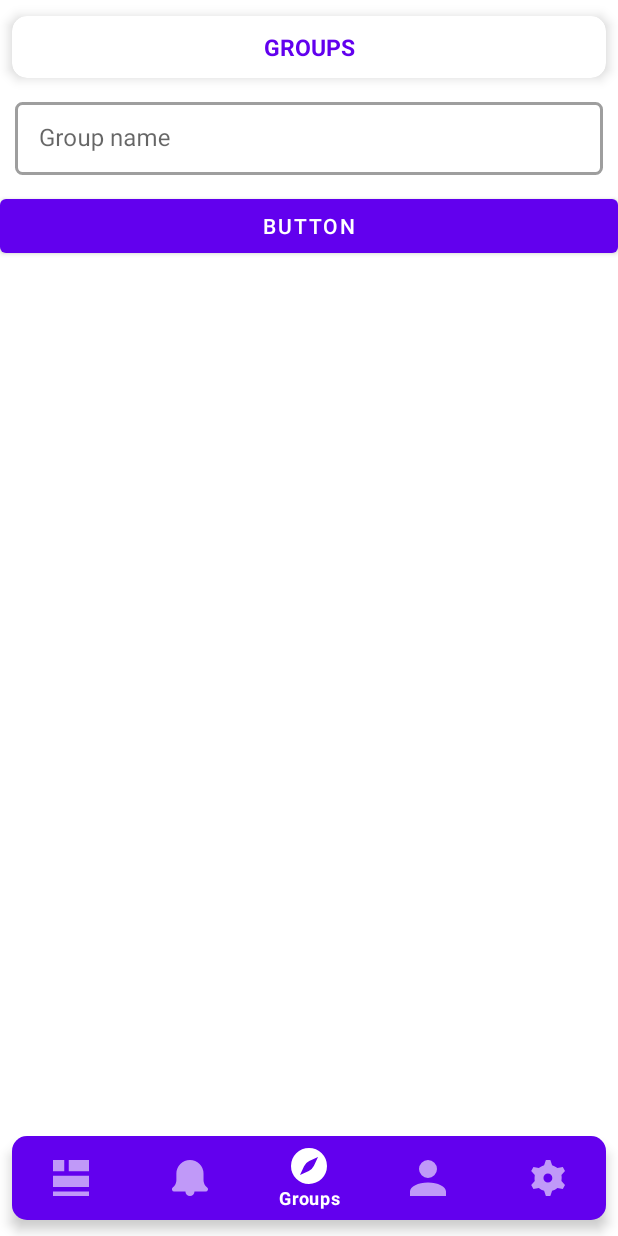
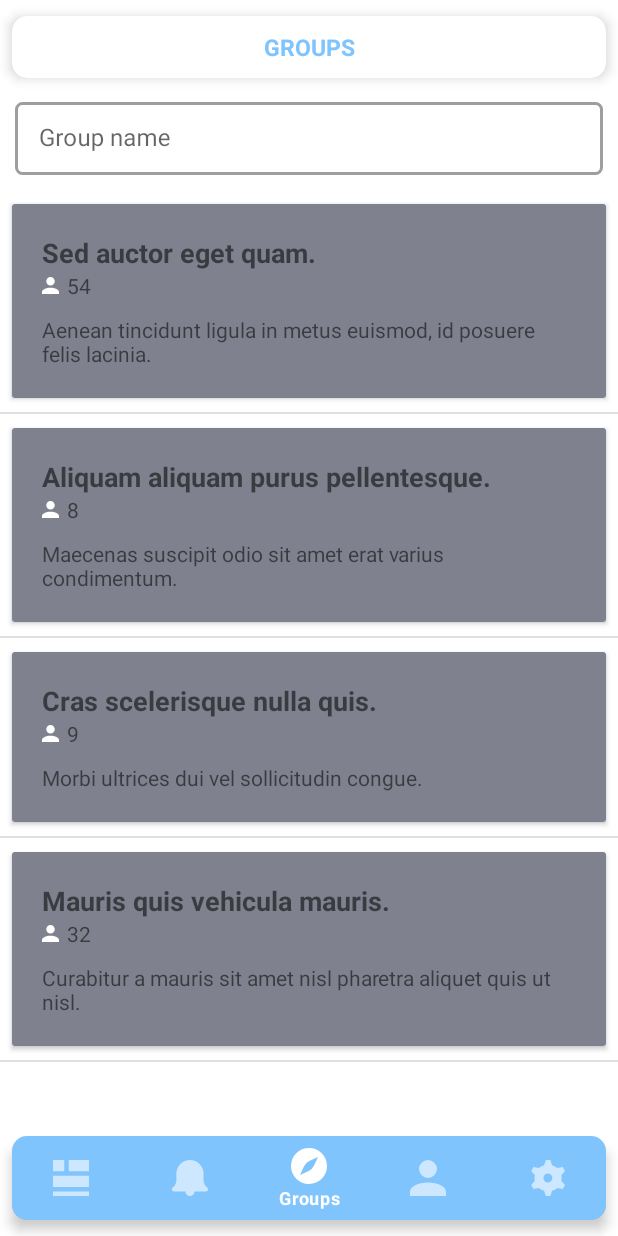
Before and after one commit to Ye0l/AndroidProject, an Android app: the MainMenu screen opened directly, with no data from a screen before it, item 3 of the bottom bar chosen, on a phone screen of 412 x 824 dp. Run offline under Robolectric (Android 15) with nearby library versions, the phone set to English and light mode, and no system bars.

Commit message:
그룹 커스텀리스트 업데이트

```diff
--- a/app/src/main/java/com/example/androidproject/CreateAccount.java
+++ b/app/src/main/java/com/example/androidproject/CreateAccount.java
@@ -82,8 +82,7 @@ public class CreateAccount extends AppCompatActivity {
                 } else {
                     tlPwd.setErrorEnabled(false);
                     tlPwd.setError(null);
-                    submitCheck[1] = true;
-                }
+
                     if(!(etPwdCheck.getText().toString().equals(etPwd.getText().toString()))) {
                         tlPwdCheck.setError("패스워드를 확인해주세요.");
                         submitCheck[1] = false;
@@ -91,6 +90,7 @@ public class CreateAccount extends AppCompatActivity {
                         tlPwdCheck.setErrorEnabled(false);
                         tlPwdCheck.setError(null);
                         submitCheck[1] = true;
+                    }
                 }
                 submitEnable();
             }
@@ -114,7 +114,7 @@ public class CreateAccount extends AppCompatActivity {
                 } else {
                     tlPwdCheck.setErrorEnabled(false);
                     tlPwdCheck.setError(null);
-                    submitCheck[1] = true;
+                    if(etPwd.length() >= 8) submitCheck[1] = true;
                 }
                 submitEnable();
             }
--- /dev/null
+++ b/app/src/main/java/com/example/androidproject/GroupListAdapter.java
@@ -0,0 +1,62 @@
+package com.example.androidproject;
+
+import android.content.Context;
+import android.view.LayoutInflater;
+import android.view.View;
+import android.view.ViewGroup;
+import android.widget.BaseAdapter;
+import android.widget.TextView;
+
+import java.util.ArrayList;
+
+public class GroupListAdapter extends BaseAdapter {
+    ArrayList<GroupListItem> groupListItems = new ArrayList<GroupListItem>();
+
+    @Override
+    public int getCount() {
+        return groupListItems.size();
+    }
+
+    @Override
+    public Object getItem(int position) {
+        return groupListItems.get(position);
+    }
+
+    @Override
+    public long getItemId(int position) {
+        return position;
+    }
+
+    @Override
+    public View getView(int position, View convertView, ViewGroup parent) {
+        final int pos = position;
+        final Context context = parent.getContext();
+
+        if(convertView == null) {
+            LayoutInflater inflater = (LayoutInflater) context.getSystemService(Context.LAYOUT_INFLATER_SERVICE);
+            convertView = inflater.inflate(R.layout.group_listview_item, parent, false);
+        }
+
+        TextView groupTitle = (TextView) convertView.findViewById(R.id.listItemGroupTitle);
+        TextView memberCount = (TextView) convertView.findViewById(R.id.listItemMemberCount);
+        TextView groupIntro = (TextView) convertView.findViewById(R.id.listItemGroupIntro);
+
+        GroupListItem groupListItem = groupListItems.get(position);
+
+        groupTitle.setText(groupListItem.getName());
+        memberCount.setText(String.valueOf(groupListItem.getMembercount()));
+        groupIntro.setText(groupListItem.getIntroduce());
+
+        return convertView;
+    }
+
+    public void addItem(String title, Integer membercount, String intro) {
+        GroupListItem item = new GroupListItem();
+
+        item.setName(title);
+        item.setMembercount(membercount);
+        item.setIntroduce(intro);
+
+        groupListItems.add(item);
+    }
+}
--- /dev/null
+++ b/app/src/main/java/com/example/androidproject/GroupListItem.java
@@ -0,0 +1,31 @@
+package com.example.androidproject;
+
+public class GroupListItem {
+    String name;
+    String introduce;
+    Integer membercount;
+
+    public String getName() {
+        return name;
+    }
+
+    public void setName(String name) {
+        this.name = name;
+    }
+
+    public String getIntroduce() {
+        return introduce;
+    }
+
+    public void setIntroduce(String introduce) {
+        this.introduce = introduce;
+    }
+
+    public Integer getMembercount() {
+        return membercount;
+    }
+
+    public void setMembercount(Integer membercount) {
+        this.membercount = membercount;
+    }
+}
--- a/app/src/main/java/com/example/androidproject/GroupMain.java
+++ b/app/src/main/java/com/example/androidproject/GroupMain.java
@@ -6,10 +6,12 @@ import androidx.drawerlayout.widget.DrawerLayout;
 
 import android.os.Bundle;
 import android.view.View;
+import android.widget.TextView;
 
 public class GroupMain extends AppCompatActivity {
     private DrawerLayout drawerLayout;
     private View sideBar;
+    private TextView groupName, memberCount;
 
     @Override
     protected void onCreate(Bundle savedInstanceState) {
@@ -18,6 +20,11 @@ public class GroupMain extends AppCompatActivity {
 
         drawerLayout = (DrawerLayout)findViewById(R.id.group_dl);
         sideBar = (View)findViewById(R.id.sideBar);
+        groupName = findViewById(R.id.sideBarGroupName);
+        memberCount = findViewById(R.id.sideBarMemberCount);
+
+        groupName.setText(getIntent().getStringExtra("TITLE"));
+        memberCount.setText(getIntent().getStringExtra("COUNT"));
 
         drawerLayout.addDrawerListener(new DrawerLayout.DrawerListener() {
             @Override
--- a/app/src/main/java/com/example/androidproject/fragment_groups.java
+++ b/app/src/main/java/com/example/androidproject/fragment_groups.java
@@ -8,22 +8,52 @@ import androidx.fragment.app.Fragment;
 import android.view.LayoutInflater;
 import android.view.View;
 import android.view.ViewGroup;
+import android.widget.AdapterView;
 import android.widget.Button;
+import android.widget.ListView;
+import android.widget.Toast;
 
 public class fragment_groups extends Fragment {
+    ListView listView;
+
     @Override
     public View onCreateView(LayoutInflater inflater, ViewGroup container,
                              Bundle savedInstanceState) {
         // Inflate the layout for this fragment
         View view = inflater.inflate(R.layout.fragment_groups, container, false);
-        Button btn = view.findViewById(R.id.button3);
-        btn.setOnClickListener(new View.OnClickListener() {
+
+        GroupListAdapter adapter = new GroupListAdapter();
+        listView = view.findViewById(R.id.groups_lv);
+        listView.setAdapter(adapter);
+
+        String[] groupNames = {"Sed auctor eget quam.", "Aliquam aliquam purus pellentesque.", "Cras scelerisque nulla quis.", "Mauris quis vehicula mauris."};
+        Integer[] memberCounts = {54, 8, 9, 32};
+        String[] groupIntros = {"Aenean tincidunt ligula in metus euismod, id posuere felis lacinia.", "Maecenas suscipit odio sit amet erat varius condimentum.", "Morbi ultrices dui vel sollicitudin congue.", "Curabitur a mauris sit amet nisl pharetra aliquet quis ut nisl."};
+
+        for(int i = 0; i < groupNames.length; i++) {
+            adapter.addItem(groupNames[i], memberCounts[i], groupIntros[i]);
+        }
+
+        listView.setOnItemClickListener(new AdapterView.OnItemClickListener() {
             @Override
-            public void onClick(View v) {
+            public void onItemClick(AdapterView<?> parent, View view, int position, long id) {
                 Intent intent = new Intent(view.getContext(), GroupMain.class);
+                GroupListItem item = (GroupListItem) parent.getItemAtPosition(position);
+                intent.putExtra("TITLE", item.getName());
+                intent.putExtra("COUNT", String.valueOf(item.getMembercount()));
+                intent.putExtra("INTRO", item.getIntroduce());
                 startActivity(intent);
             }
         });
+
+//        Button btn = view.findViewById(R.id.button3);
+//        btn.setOnClickListener(new View.OnClickListener() {
+//            @Override
+//            public void onClick(View v) {
+//                Intent intent = new Intent(view.getContext(), GroupMain.class);
+//                startActivity(intent);
+//            }
+//        });
 
 
         return view;
--- a/app/src/main/res/layout/activity_main_menu.xml
+++ b/app/src/main/res/layout/activity_main_menu.xml
@@ -34,8 +34,8 @@
         android:id="@+id/frameLayout"
         android:layout_width="match_parent"
         android:layout_height="0dp"
-        app:layout_constraintTop_toBottomOf="@id/cardView"
-        app:layout_constraintBottom_toTopOf="@id/cardBottom">
+        app:layout_constraintBottom_toTopOf="@id/cardBottom"
+        app:layout_constraintTop_toBottomOf="@id/cardView">
 
     </FrameLayout>
 
--- a/app/src/main/res/layout/fragment_group_side_bar.xml
+++ b/app/src/main/res/layout/fragment_group_side_bar.xml
@@ -29,7 +29,7 @@
                 app:layout_constraintTop_toTopOf="parent">
 
                 <TextView
-                    android:id="@+id/textView4"
+                    android:id="@+id/sideBarGroupName"
                     android:layout_width="match_parent"
                     android:layout_height="wrap_content"
                     android:text="[GroupName]"
@@ -52,7 +52,7 @@
                         android:src="@drawable/ic_person_icon" />
 
                     <TextView
-                        android:id="@+id/textView5"
+                        android:id="@+id/sideBarMemberCount"
                         android:layout_width="match_parent"
                         android:layout_height="wrap_content"
                         android:text="99999"
@@ -75,8 +75,8 @@
                 android:layout_width="match_parent"
                 android:layout_height="wrap_content"
                 android:backgroundTint="@color/white"
-                android:drawableLeft="@drawable/ic_home"
                 android:text="Home" />
+<!--                android:drawableLeft="@drawable/ic_home"-->
 
             <Button
                 android:id="@+id/button0"
--- a/app/src/main/res/layout/fragment_groups.xml
+++ b/app/src/main/res/layout/fragment_groups.xml
@@ -25,12 +25,6 @@
 
         </com.google.android.material.textfield.TextInputLayout>
 
-        <Button
-            android:id="@+id/button3"
-            android:layout_width="match_parent"
-            android:layout_height="wrap_content"
-            android:text="Button" />
-
         <ListView
             android:id="@+id/groups_lv"
             android:layout_width="match_parent"
--- /dev/null
+++ b/app/src/main/res/layout/group_listview_item.xml
@@ -0,0 +1,61 @@
+<?xml version="1.0" encoding="utf-8"?>
+<LinearLayout xmlns:android="http://schemas.android.com/apk/res/android"
+    xmlns:app="http://schemas.android.com/apk/res-auto"
+    android:orientation="vertical"
+    android:layout_width="match_parent"
+    android:layout_height="wrap_content">
+
+    <androidx.cardview.widget.CardView
+        android:layout_width="match_parent"
+        android:layout_height="match_parent"
+        android:elevation="10dp"
+        android:layout_margin="5dp"
+        app:cardUseCompatPadding="true">
+
+        <LinearLayout
+            android:layout_width="match_parent"
+            android:layout_height="match_parent"
+            android:background="@color/purple_200"
+            android:padding="20dp"
+            android:orientation="vertical">
+
+            <TextView
+                android:id="@+id/listItemGroupTitle"
+                android:layout_width="wrap_content"
+                android:layout_height="wrap_content"
+                android:text="TextView"
+                android:textSize="18dp"
+                android:textStyle="bold" />
+
+            <LinearLayout
+                android:layout_width="match_parent"
+                android:layout_height="match_parent"
+                android:layout_marginBottom="10dp"
+                android:orientation="horizontal">
+
+                <ImageView
+                    android:id="@+id/imageView2"
+                    android:layout_width="wrap_content"
+                    android:layout_height="wrap_content"
+                    android:layout_gravity="center"
+                    android:layout_marginRight="5dp"
+                    app:srcCompat="@drawable/ic_person_icon" />
+
+                <TextView
+                    android:id="@+id/listItemMemberCount"
+                    android:layout_width="wrap_content"
+                    android:layout_height="wrap_content"
+                    android:text="TextView" />
+
+            </LinearLayout>
+
+            <TextView
+                android:id="@+id/listItemGroupIntro"
+                android:layout_width="match_parent"
+                android:layout_height="wrap_content"
+                android:text="TextView" />
+
+        </LinearLayout>
+    </androidx.cardview.widget.CardView>
+
+</LinearLayout>
--- a/app/src/main/res/values/colors.xml
+++ b/app/src/main/res/values/colors.xml
@@ -1,8 +1,11 @@
 <?xml version="1.0" encoding="utf-8"?>
 <resources>
-    <color name="purple_200">#FFBB86FC</color>
-    <color name="purple_500">#FF6200EE</color>
-    <color name="purple_700">#FF3700B3</color>
+<!--    <color name="purple_200">#FFBB86FC</color>-->
+<!--    <color name="purple_500">#FF6200EE</color>-->
+<!--    <color name="purple_700">#FF3700B3</color>-->
+    <color name="purple_200">#7F828E</color>
+    <color name="purple_500">#7FC4FD</color>
+    <color name="purple_700">#2699FB</color>
     <color name="teal_200">#FF03DAC5</color>
     <color name="teal_700">#FF018786</color>
     <color name="black">#FF000000</color>
```
Lines whose indentation alone changed are shown as unchanged.
